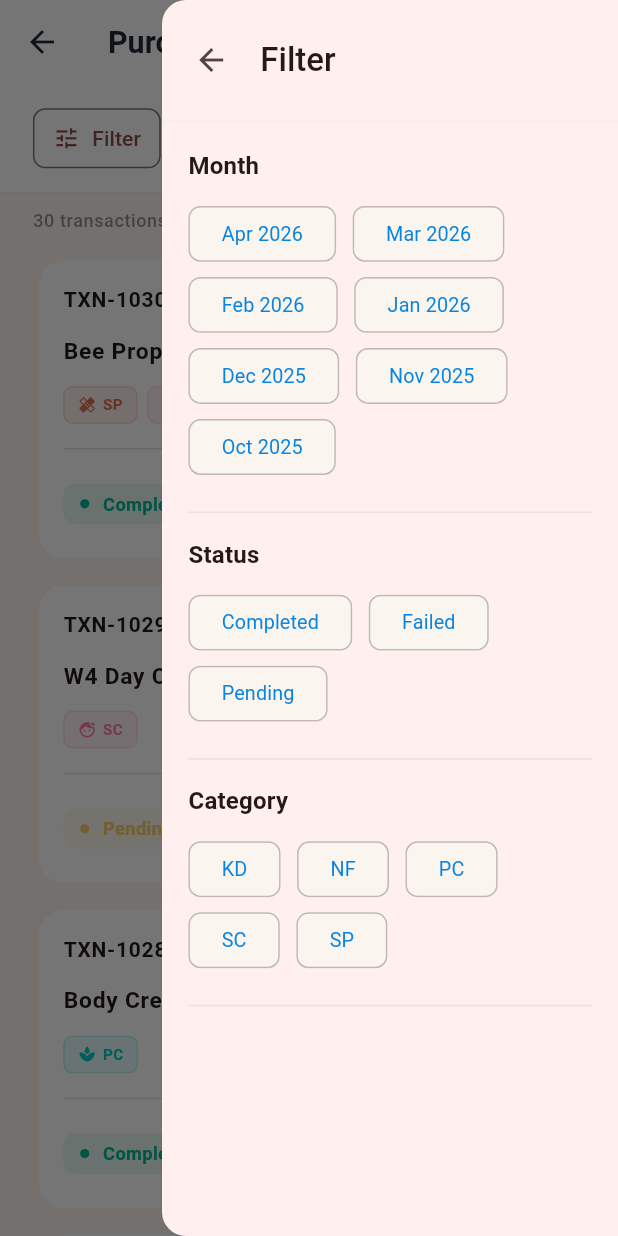
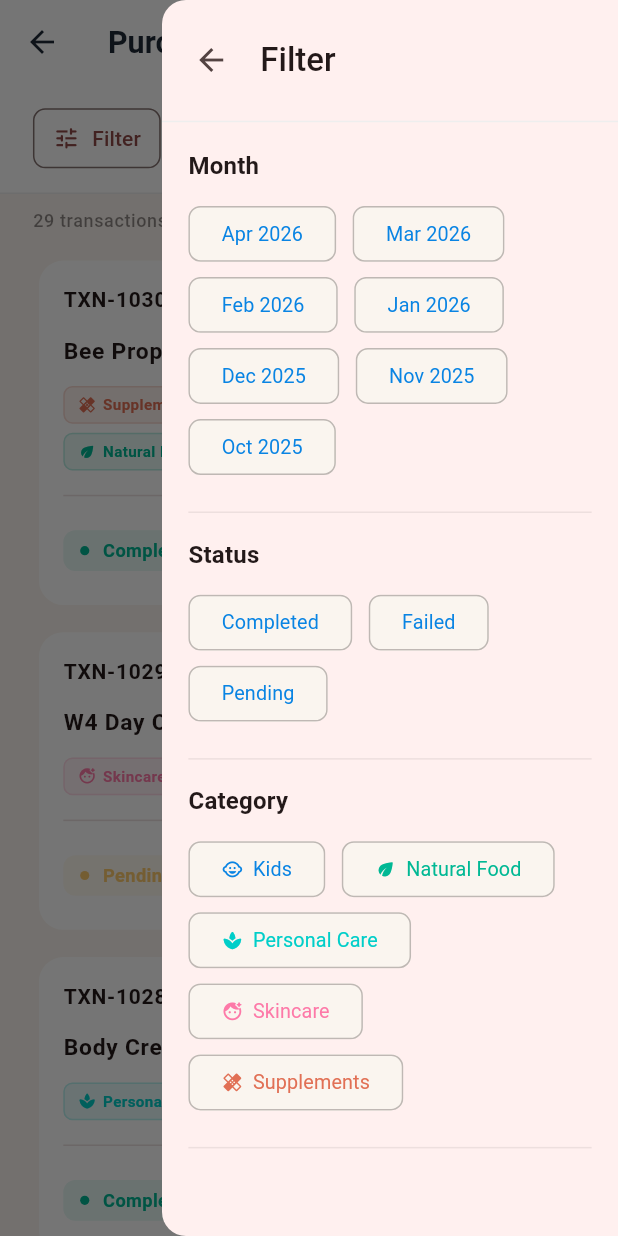
Before and after one commit to fauzibinfaisal/MemberCore, a Flutter app: the TransactionScreen screen opened directly with empty values, with the side drawer open, on a phone screen of 412 x 824 dp. Run offline on Flutter 3.47's test engine with Material 3 defaults, Android fonts, the phone set to English and light mode, and no system bars; our stand-ins replace equatable, fl_chart, flutter_bloc, flutter_screenutil, shared_preferences; accounts and stored records are empty.

Commit message:
feat: enhance transaction filter, transaction chart, update unit test, and clean code

```diff
--- /dev/null
+++ b/lib/core/utils/category_utils.dart
@@ -0,0 +1,69 @@
+import 'package:flutter/material.dart';
+
+class CategoryUtils {
+  static String getFullName(String category) {
+    switch (category) {
+      case 'SP':
+      case 'Supplements':
+        return 'Supplements';
+      case 'SC':
+      case 'Skincare':
+        return 'Skincare';
+      case 'PC':
+      case 'Personal Care':
+        return 'Personal Care';
+      case 'NF':
+      case 'Natural Food':
+        return 'Natural Food';
+      case 'KD':
+      case 'Kids':
+        return 'Kids';
+      default:
+        return 'Others';
+    }
+  }
+
+  static IconData getIcon(String category) {
+    switch (category) {
+      case 'SP':
+      case 'Supplements':
+        return Icons.healing_rounded;
+      case 'SC':
+      case 'Skincare':
+        return Icons.face_retouching_natural_rounded;
+      case 'PC':
+      case 'Personal Care':
+        return Icons.spa_rounded;
+      case 'NF':
+      case 'Natural Food':
+        return Icons.eco_rounded;
+      case 'KD':
+      case 'Kids':
+        return Icons.child_care_rounded;
+      default:
+        return Icons.shopping_bag_outlined;
+    }
+  }
+
+  static Color getColor(String category) {
+    switch (category) {
+      case 'SP':
+      case 'Supplements':
+        return const Color(0xFFE17055); // Orange
+      case 'SC':
+      case 'Skincare':
+        return const Color(0xFFFD79A8); // Pink
+      case 'PC':
+      case 'Personal Care':
+        return const Color(0xFF00CEC9); // Teal
+      case 'NF':
+      case 'Natural Food':
+        return const Color(0xFF00B894); // Green
+      case 'KD':
+      case 'Kids':
+        return const Color(0xFF0984E3); // Blue
+      default:
+        return const Color(0xFF636E72); // Gray
+    }
+  }
+}
--- a/lib/domain/entities/transaction.dart
+++ b/lib/domain/entities/transaction.dart
@@ -1,4 +1,3 @@
-
 import 'package:equatable/equatable.dart';
 import 'transaction_item.dart';
 
@@ -25,12 +24,12 @@ class Transaction extends Equatable {
   }
 
   String _mapCategory(String cat) {
-    if (cat.contains('supplements')) return 'SP';
-    if (cat.contains('skincare')) return 'SC';
-    if (cat.contains('personal_care')) return 'PC';
-    if (cat.contains('natural_food')) return 'NF';
-    if (cat.contains('kids')) return 'KD';
-    return 'OT';
+    if (cat.contains('supplements')) return 'Supplements';
+    if (cat.contains('skincare')) return 'Skincare';
+    if (cat.contains('personal_care')) return 'Personal Care';
+    if (cat.contains('natural_food')) return 'Natural Food';
+    if (cat.contains('kids')) return 'Kids';
+    return 'Others';
   }
 
   @override
--- a/lib/presentation/screens/login_screen.dart
+++ b/lib/presentation/screens/login_screen.dart
@@ -1,6 +1,7 @@
 import 'package:flutter/material.dart';
 import 'package:flutter_screenutil/flutter_screenutil.dart';
 import 'package:flutter_bloc/flutter_bloc.dart';
+import 'package:member_core/core/constants/app_constants.dart';
 import '../blocs/auth/auth_bloc.dart';
 import '../blocs/auth/auth_event.dart';
 import '../blocs/auth/auth_state.dart';
@@ -134,7 +135,7 @@ class _LoginScreenState extends State<LoginScreen>
                         ),
                         SizedBox(height: 32.h),
                         Text(
-                          'Welcome Member!',
+                          AppConstants.appName,
                           style: theme.textTheme.headlineMedium?.copyWith(
                             fontWeight: FontWeight.w700,
                             letterSpacing: -0.5,
@@ -142,7 +143,7 @@ class _LoginScreenState extends State<LoginScreen>
                         ),
                         SizedBox(height: 8.h),
                         Text(
-                          'Sign in to your account',
+                          'Sign in to your member account',
                           style: theme.textTheme.bodyLarge?.copyWith(
                             color: theme.colorScheme.onSurface
                                 .withValues(alpha: 0.6),
--- a/lib/presentation/screens/transaction_screen.dart
+++ b/lib/presentation/screens/transaction_screen.dart
@@ -6,6 +6,7 @@ import '../blocs/transaction/transaction_event.dart';
 import '../blocs/transaction/transaction_state.dart';
 import '../widgets/transaction_card.dart';
 import '../widgets/filter_chip_row.dart';
+import '../../core/utils/category_utils.dart';
 
 class TransactionScreen extends StatefulWidget {
   final String memberId;
@@ -153,7 +154,17 @@ class _TransactionScreenState extends State<TransactionScreen> {
                             if (state.selectedCategory != null) ...[
                               SizedBox(width: 8.w),
                               InputChip(
+                                avatar: Icon(
+                                  CategoryUtils.getIcon(state.selectedCategory!),
+                                  size: 14.sp,
+                                  color: CategoryUtils.getColor(state.selectedCategory!),
+                                ),
                                 label: Text(state.selectedCategory!),
+                                labelStyle: TextStyle(
+                                  color: CategoryUtils.getColor(state.selectedCategory!),
+                                  fontWeight: FontWeight.bold,
+                                  fontSize: 12.sp,
+                                ),
                                 onDeleted: () {
                                   context.read<TransactionBloc>().add(
                                     FilterChanged(
@@ -163,7 +174,11 @@ class _TransactionScreenState extends State<TransactionScreen> {
                                     ),
                                   );
                                 },
-                                deleteIconColor: theme.colorScheme.onSurface,
+                                deleteIconColor: CategoryUtils.getColor(state.selectedCategory!),
+                                backgroundColor: CategoryUtils.getColor(state.selectedCategory!).withValues(alpha: 0.1),
+                                side: BorderSide(
+                                  color: CategoryUtils.getColor(state.selectedCategory!).withValues(alpha: 0.2),
+                                ),
                               ),
                             ],
                           ],
--- a/lib/presentation/widgets/filter_chip_row.dart
+++ b/lib/presentation/widgets/filter_chip_row.dart
@@ -1,5 +1,6 @@
 import 'package:flutter/material.dart';
 import 'package:flutter_screenutil/flutter_screenutil.dart';
+import '../../core/utils/category_utils.dart';
 
 class FilterChipRow extends StatelessWidget {
   final String label;
@@ -18,6 +19,7 @@ class FilterChipRow extends StatelessWidget {
   @override
   Widget build(BuildContext context) {
     final theme = Theme.of(context);
+    final isCategory = label == 'Category';
 
     return Column(
       crossAxisAlignment: CrossAxisAlignment.start,
@@ -35,31 +37,51 @@ class FilterChipRow extends StatelessWidget {
           runSpacing: 10.h,
           children: options.map((option) {
             final isSelected = selected == option;
-            return FilterChip(
-              label: Text(
+
+            Widget labelWidget = Text(
               option,
               style: TextStyle(
                 fontSize: 13.sp,
                 fontWeight: isSelected ? FontWeight.w600 : FontWeight.w400,
                 color: isSelected
                     ? theme.colorScheme.onPrimary
-                      : const Color(0xFF0984E3), // Blue text
+                    : isCategory
+                    ? CategoryUtils.getColor(option)
+                    : const Color(0xFF0984E3),
               ),
+            );
+
+            if (isCategory) {
+              labelWidget = Row(
+                mainAxisSize: MainAxisSize.min,
+                children: [
+                  Icon(
+                    CategoryUtils.getIcon(option),
+                    size: 14.sp,
+                    color: isSelected ? theme.colorScheme.onPrimary : CategoryUtils.getColor(option),
                   ),
+                  SizedBox(width: 6.w),
+                  labelWidget,
+                ],
+              );
+            }
+
+            return FilterChip(
+              label: labelWidget,
               selected: isSelected,
               onSelected: (val) {
                 onSelected(val ? option : null);
               },
-              showCheckmark: false, // No checkmarks like the image
-              selectedColor: const Color(0xFF0984E3), // Solid blue when selected
+              showCheckmark: false,
+              selectedColor: isCategory ? CategoryUtils.getColor(option) : const Color(0xFF0984E3),
               backgroundColor: theme.colorScheme.surface,
               padding: EdgeInsets.symmetric(horizontal: 12.w, vertical: 8.h),
               shape: RoundedRectangleBorder(
                 borderRadius: BorderRadius.circular(8.r),
                 side: BorderSide(
                   color: isSelected
-                      ? const Color(0xFF0984E3)
-                      : theme.colorScheme.onSurface.withValues(alpha: 0.15), // Faint grey border
+                      ? (isCategory ? CategoryUtils.getColor(option) : const Color(0xFF0984E3))
+                      : theme.colorScheme.onSurface.withValues(alpha: 0.15),
                 ),
               ),
               materialTapTargetSize: MaterialTapTargetSize.shrinkWrap,
--- a/lib/presentation/widgets/transaction_card.dart
+++ b/lib/presentation/widgets/transaction_card.dart
@@ -1,5 +1,6 @@
 import 'package:flutter/material.dart';
 import 'package:flutter_screenutil/flutter_screenutil.dart';
+import '../../core/utils/category_utils.dart';
 import '../../core/utils/format_utils.dart';
 import '../../domain/entities/transaction.dart';
 
@@ -72,26 +73,27 @@ class TransactionCard extends StatelessWidget {
               spacing: 6.w,
               runSpacing: 6.h,
               children: transaction.categories.map((cat) {
+                final color = CategoryUtils.getColor(cat);
                 return Container(
                   padding: EdgeInsets.symmetric(horizontal: 8.w, vertical: 4.h),
                   decoration: BoxDecoration(
-                    color: _categoryColor(cat).withValues(alpha: 0.1),
+                    color: color.withValues(alpha: 0.1),
                     borderRadius: BorderRadius.circular(6.r),
                     border: Border.all(
-                      color: _categoryColor(cat).withValues(alpha: 0.2),
+                      color: color.withValues(alpha: 0.2),
                     ),
                   ),
                   child: Row(
                     mainAxisSize: MainAxisSize.min,
                     children: [
-                      Icon(_categoryIcon(cat),
+                      Icon(CategoryUtils.getIcon(cat),
                           size: 12.sp,
-                          color: _categoryColor(cat)),
+                          color: color),
                       SizedBox(width: 4.w),
                       Text(
                         cat,
                         style: TextStyle(
-                          color: _categoryColor(cat),
+                          color: color,
                           fontSize: 10.sp,
                           fontWeight: FontWeight.bold,
                         ),
@@ -168,40 +170,6 @@ class TransactionCard extends StatelessWidget {
     );
   }
 
-  IconData _categoryIcon(String category) {
-    switch (category) {
-      case 'SP': // Supplements
-        return Icons.healing_rounded;
-      case 'SC': // Skincare
-        return Icons.face_retouching_natural_rounded;
-      case 'PC': // Personal Care
-        return Icons.spa_rounded;
-      case 'NF': // Natural Food
-        return Icons.eco_rounded;
-      case 'KD': // Kids
-        return Icons.child_care_rounded;
-      default:
-        return Icons.shopping_bag_outlined;
-    }
-  }
-
-  Color _categoryColor(String category) {
-    switch (category) {
-      case 'SP':
-        return const Color(0xFFE17055); // Orange
-      case 'SC':
-        return const Color(0xFFFD79A8); // Pink
-      case 'PC':
-        return const Color(0xFF00CEC9); // Teal
-      case 'NF':
-        return const Color(0xFF00B894); // Green
-      case 'KD':
-        return const Color(0xFF0984E3); // Blue
-      default:
-        return const Color(0xFF636E72); // Gray
-    }
-  }
-
   Color _statusColor(String status) {
     switch (status) {
       case 'Completed':
```
Also changed, not shown: assets/json/transactions.json (+0 -19 lines), lib/core/constants/app_constants.dart (+1 -11 lines), lib/presentation/widgets/transaction_chart.dart (added, +316 -0 lines), 3 other files. Lines whose indentation alone changed are shown as unchanged.
